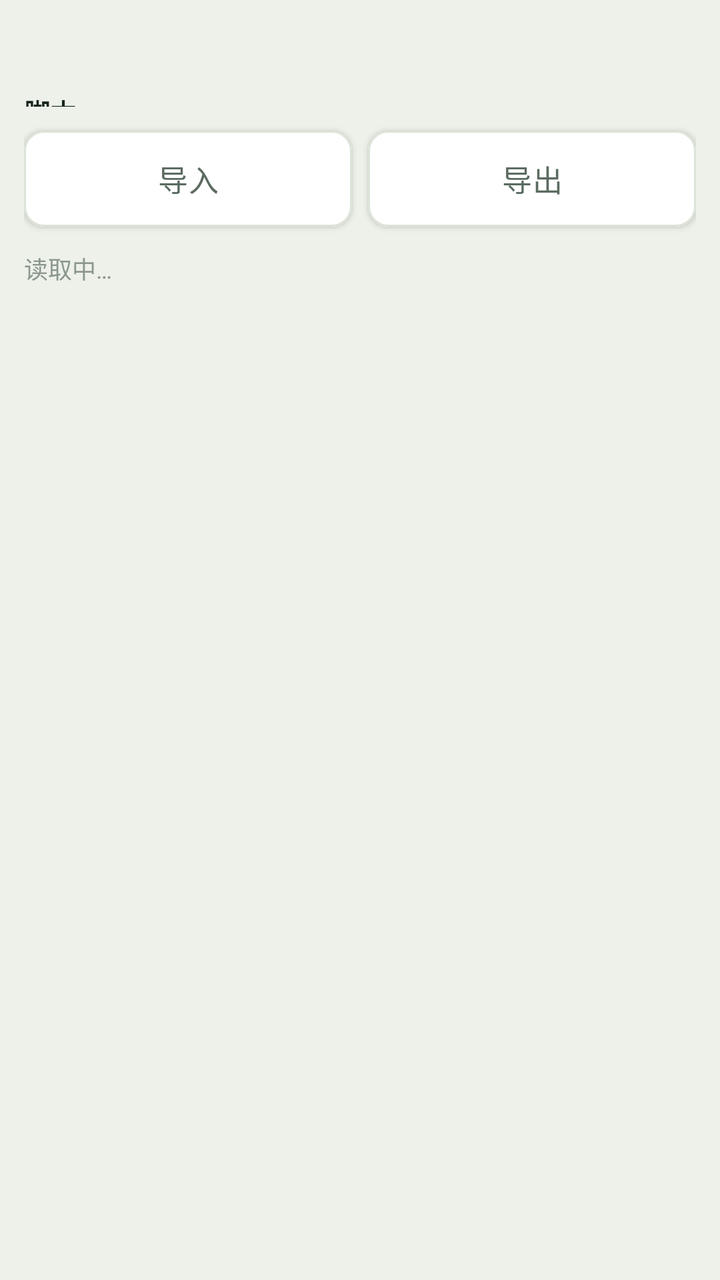
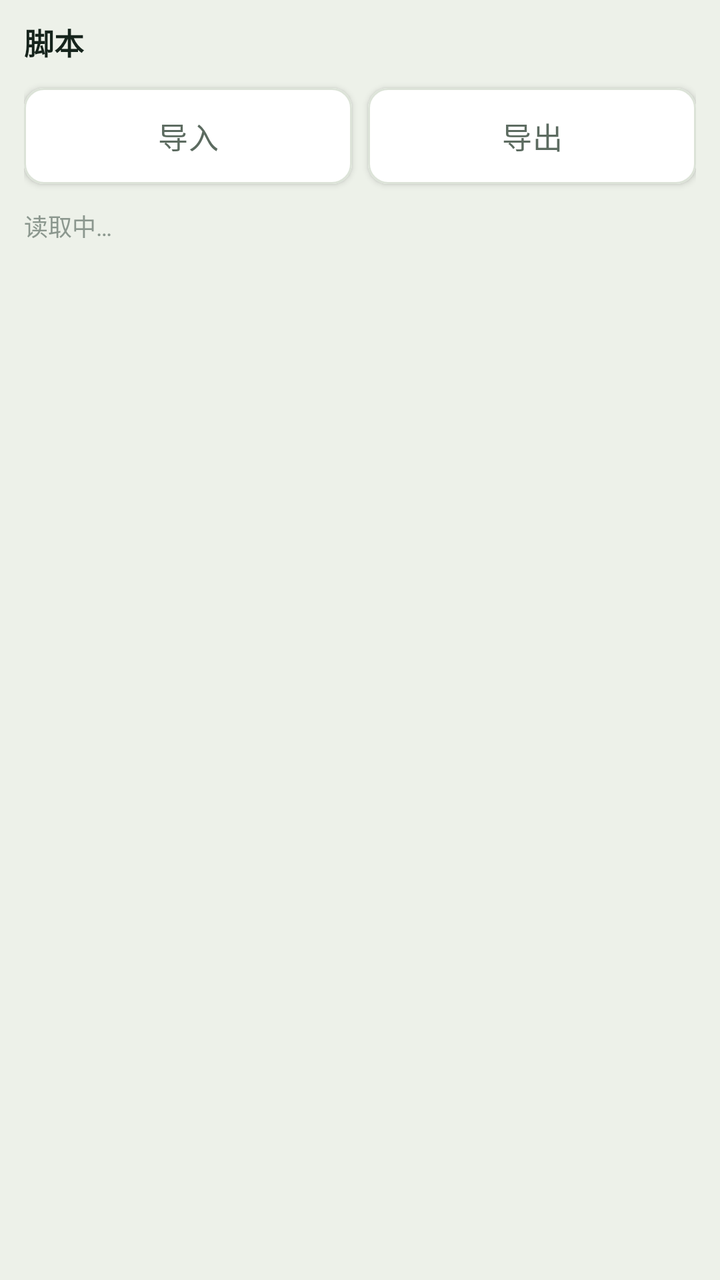

Two renders of the same Android screen: before a commit and after it. Below are the layout's source before the change and the commit's diff.
<!-- AndroidManifest.xml: application theme Theme.Pvz2Auto -->
<!-- res/layout/page_library.xml -->
<?xml version="1.0" encoding="utf-8"?>
<LinearLayout xmlns:android="http://schemas.android.com/apk/res/android"
    android:layout_width="match_parent"
    android:layout_height="match_parent"
    android:orientation="vertical"
    android:paddingHorizontal="12dp"
    android:paddingTop="10dp">

    
    <LinearLayout
        android:layout_width="match_parent"
        android:layout_height="wrap_content"
        android:gravity="center_vertical"
        android:orientation="horizontal">

        <TextView
            style="@style/Text.Section"
            android:layout_width="0dp"
            android:layout_height="wrap_content"
            android:layout_weight="1"
            android:text="@string/library_title" />

        <TextView
            android:id="@+id/tvLibraryCount"
            style="@style/Text.Hint"
            android:layout_width="wrap_content"
            android:layout_height="wrap_content" />
    </LinearLayout>

    
    <LinearLayout
        android:layout_width="match_parent"
        android:layout_height="wrap_content"
        android:layout_marginTop="6dp"
        android:orientation="horizontal">

        <com.google.android.material.button.MaterialButton
            android:id="@+id/btnLibraryImport"
            style="@style/AppButton.Outline"
            android:layout_width="0dp"
            android:layout_height="wrap_content"
            android:layout_weight="1"
            android:text="@string/library_import" />

        <com.google.android.material.button.MaterialButton
            android:id="@+id/btnLibraryExport"
            style="@style/AppButton.Outline"
            android:layout_width="0dp"
            android:layout_height="wrap_content"
            android:layout_marginStart="8dp"
            android:layout_weight="1"
            android:text="@string/library_export" />
    </LinearLayout>

    
    <TextView
        android:id="@+id/tvLibraryHint"
        style="@style/Text.Hint"
        android:layout_width="match_parent"
        android:layout_height="wrap_content"
        android:layout_marginTop="6dp"
        android:text="@string/library_loading" />

    <androidx.recyclerview.widget.RecyclerView
        android:id="@+id/rvLibrary"
        android:layout_width="match_parent"
        android:layout_height="0dp"
        android:layout_marginTop="8dp"
        android:layout_weight="1"
        android:clipToPadding="false"
        android:paddingBottom="12dp" />
</LinearLayout>
<!-- resources referenced by this layout -->
<resources>
  <string name="library_export">导出</string>
  <string name="library_import">导入</string>
  <string name="library_loading">读取中…</string>
  <string name="library_title">脚本</string>
  <style name="AppButton.Outline">
          <item name="backgroundTint">@color/surface</item>
          <item name="android:textColor">@color/ink_muted</item>
          <item name="strokeColor">@color/hairline</item>
          <item name="strokeWidth">1dp</item>
          <item name="rippleColor">@color/lawn_tint</item>
      </style>
  <style name="Text.Hint">
          <item name="android:layout_width">match_parent</item>
          <item name="android:textSize">12sp</item>
          <item name="android:textColor">@color/ink_faint</item>
          <item name="android:lineSpacingMultiplier">1.3</item>
      </style>
  <style name="Text.Section">
          <item name="android:layout_width">match_parent</item>
          <item name="android:textSize">13sp</item>
          <item name="android:textStyle">bold</item>
          <item name="android:layout_marginTop">24dp</item>
      </style>
  <style name="Theme.Pvz2Auto" parent="Theme.MaterialComponents.Light.NoActionBar">
          <item name="colorPrimary">@color/lawn</item>
          <item name="colorPrimaryVariant">@color/lawn_pressed</item>
          <item name="colorOnPrimary">@color/on_lawn</item>
          <item name="colorSecondary">@color/sun</item>
          <item name="colorOnSecondary">@color/ink</item>
          <item name="colorSurface">@color/surface</item>
          <item name="colorOnSurface">@color/ink</item>
          <item name="android:colorBackground">@color/paper</item>
          <item name="android:textColorPrimary">@color/ink</item>
          <item name="android:textColorSecondary">@color/ink_muted</item>
          
          <item name="android:statusBarColor">@color/paper</item>
          <item name="android:windowLightStatusBar">true</item>
          <item name="android:navigationBarColor">@color/paper</item>
      </style>
  <color name="surface">#FFFFFF</color>
  <color name="ink_muted">#5C6B60</color>
  <color name="hairline">#DCE3D8</color>
  <color name="lawn_tint">#E4EDE7</color>
  <color name="ink_faint">#8B978E</color>
  <color name="lawn">#2F6B4A</color>
  <color name="lawn_pressed">#245539</color>
  <color name="on_lawn">#FFFFFF</color>
  <color name="sun">#C8871F</color>
  <color name="ink">#16241C</color>
  <color name="paper">#EDF1E9</color>
</resources>

<!-- the commit's change to res/layout/page_library.xml (unified diff, before → after) -->
@@ -13,18 +13,24 @@
         android:gravity="center_vertical"
         android:orientation="horizontal">
 
+        
         <TextView
             style="@style/Text.Section"
             android:layout_width="0dp"
             android:layout_height="wrap_content"
+            android:layout_marginTop="0dp"
             android:layout_weight="1"
-            android:text="@string/library_title" />
+            android:text="@string/library_title"
+            android:textColor="@color/ink"
+            android:textSize="15sp" />
 
         <TextView
             android:id="@+id/tvLibraryCount"
             style="@style/Text.Hint"
             android:layout_width="wrap_content"
-            android:layout_height="wrap_content" />
+            android:layout_height="wrap_content"
+            android:layout_marginTop="0dp"
+            android:textColor="@color/ink_muted" />
     </LinearLayout>
 
     
